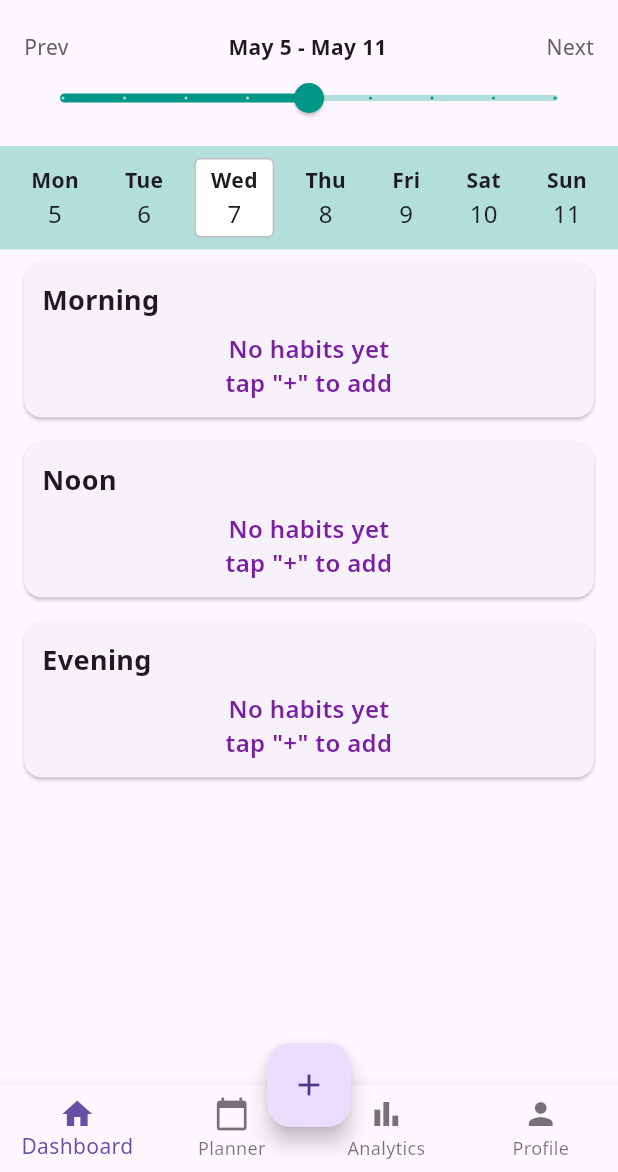
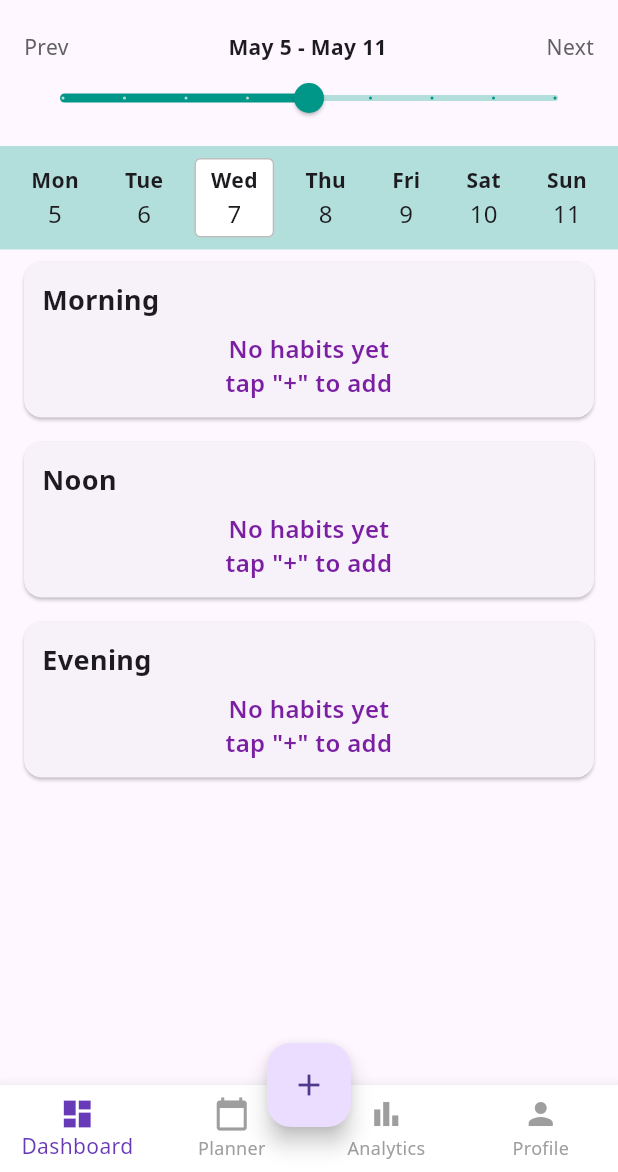
Before and after one commit to Udaychandra2356/CSUC-630-Group3, a Flutter app: the HomeScreen screen opened directly, on a phone screen of 412 x 824 dp, the part 64-1236 px from its top. Run offline on Flutter 3.47's test engine with Material 3 defaults, Android fonts, the phone set to English and light mode, and no system bars; our stand-ins replace cloud_firestore, firebase_auth, firebase_core, fl_chart, google_fonts, table_calendar; missing offline and left inert: firebase_ui_auth, firebase_ui_oauth_google; accounts and stored records are empty.

Commit message:
added a styled bottomnavigator

```diff
--- a/lib/home_screen.dart
+++ b/lib/home_screen.dart
@@ -85,16 +85,18 @@ class _HomeScreenState extends State<HomeScreen> {
         bottomNavigationBar: BottomNavigationBar(
           currentIndex: _selectedIndex,
           onTap: _onTapNav,
+          selectedItemColor: Colors.deepPurple,
+          unselectedItemColor: Colors.grey,
+          backgroundColor: Colors.white,
           type: BottomNavigationBarType.fixed,
           items: const [
-            BottomNavigationBarItem(icon: Icon(Icons.home), label: 'Dashboard'),
-            BottomNavigationBarItem(
-                icon: Icon(Icons.calendar_today), label: 'Planner'),
-            BottomNavigationBarItem(
-                icon: Icon(Icons.bar_chart), label: 'Analytics'),
-            BottomNavigationBarItem(icon: Icon(Icons.person), label: 'Profile'),
-          ],
-        ),
+             BottomNavigationBarItem(icon: Icon(Icons.dashboard), label: 'Dashboard'),
+             BottomNavigationBarItem(icon: Icon(Icons.calendar_today), label: 'Planner'),
+             BottomNavigationBarItem(icon: Icon(Icons.bar_chart), label: 'Analytics'),
+             BottomNavigationBarItem(icon: Icon(Icons.person), label: 'Profile'),
+  ],
+),
+
       );
 }
 
```
